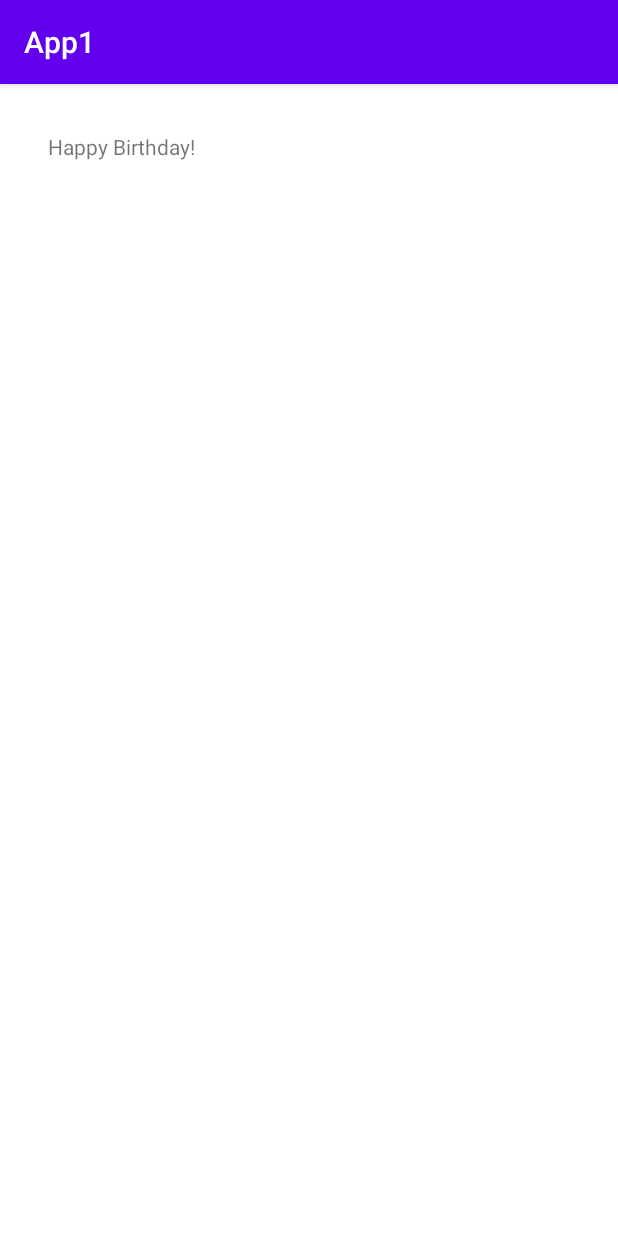
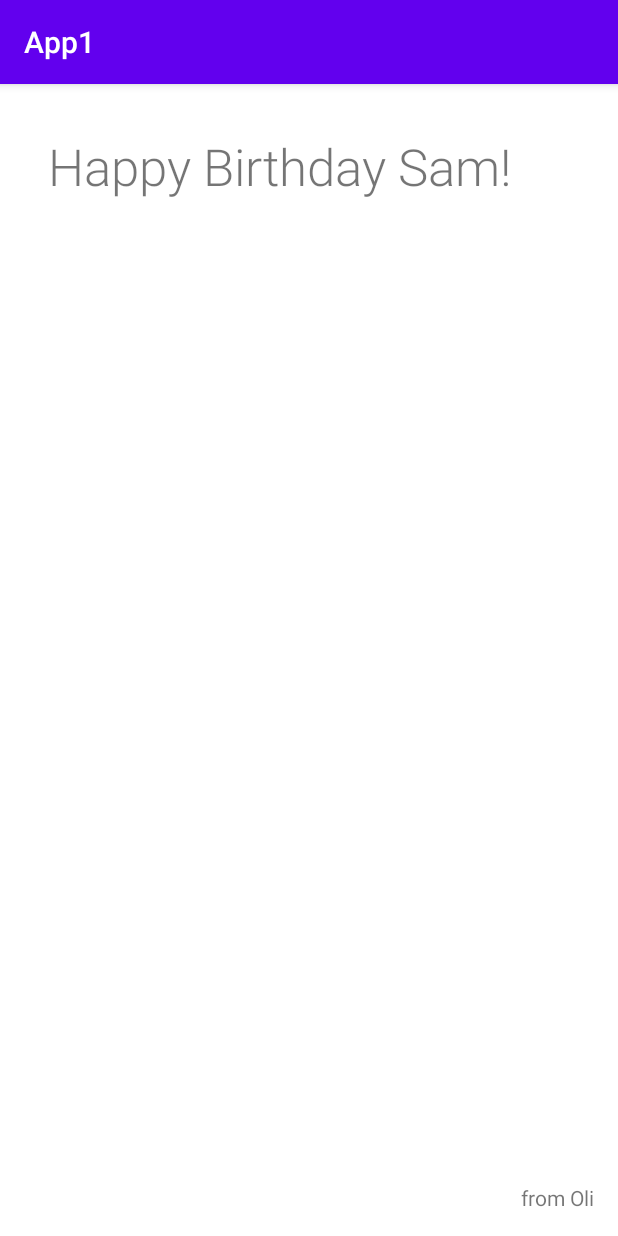
Before and after one commit to pkkdper/App1, an Android app: the screen it shows after launch (MainActivity), on a phone screen of 412 x 824 dp. Run offline under Robolectric (Android 15) with nearby library versions, the phone set to English and light mode, and no system bars.

Commit message:
changing fonts and adding more text

```diff
--- a/app/src/main/res/layout/activity_main.xml
+++ b/app/src/main/res/layout/activity_main.xml
@@ -12,7 +12,19 @@
         android:layout_height="wrap_content"
         android:layout_marginStart="32dp"
         android:layout_marginTop="32dp"
-        android:text="Happy Birthday!"
+        android:fontFamily="sans-serif-light"
+        android:text="Happy Birthday Sam!"
+        android:textSize="34sp"
         app:layout_constraintStart_toStartOf="parent"
         app:layout_constraintTop_toTopOf="parent" />
+
+    <TextView
+        android:id="@+id/textView2"
+        android:layout_width="wrap_content"
+        android:layout_height="wrap_content"
+        android:layout_marginEnd="16dp"
+        android:layout_marginBottom="16dp"
+        android:text="from Oli"
+        app:layout_constraintBottom_toBottomOf="parent"
+        app:layout_constraintEnd_toEndOf="parent" />
 </androidx.constraintlayout.widget.ConstraintLayout>
```
